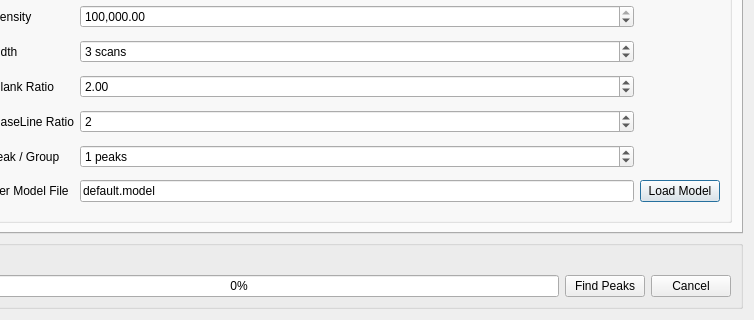
This is mzroll/forms/peakdetectiondialog.ui in ElucidataInc/ElMaven as Qt 5 draws it before an edit; both pictures show x 104 to 858 and y 335 to 655 of the 858 by 655 pixel window. The edited form follows.
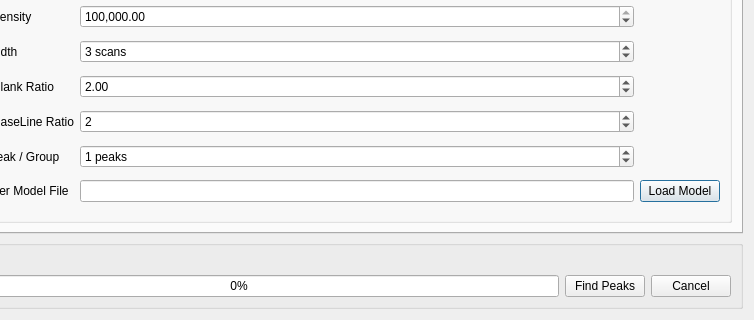
This is the edited form.

Commit message: fix: models file setting in peakdetection dialogue  - checked if the model file exists and also is empty  - after getting the file name its been loaded into settings  - settings value is loaded into the dialogue on the peakdetection    dialogue box entry

What changed in the file:
```diff
--- a/mzroll/forms/peakdetectiondialog.ui
+++ b/mzroll/forms/peakdetectiondialog.ui
@@ -552,7 +552,7 @@
           <item row="7" column="1">
            <widget class="QLineEdit" name="classificationModelFilename">
             <property name="text">
-             <string>default.model</string>
+             <string/>
             </property>
            </widget>
           </item>
```
Left out of the diff: 6 changed lines with no effect on the pictures. The commit also changes 2 other files.
